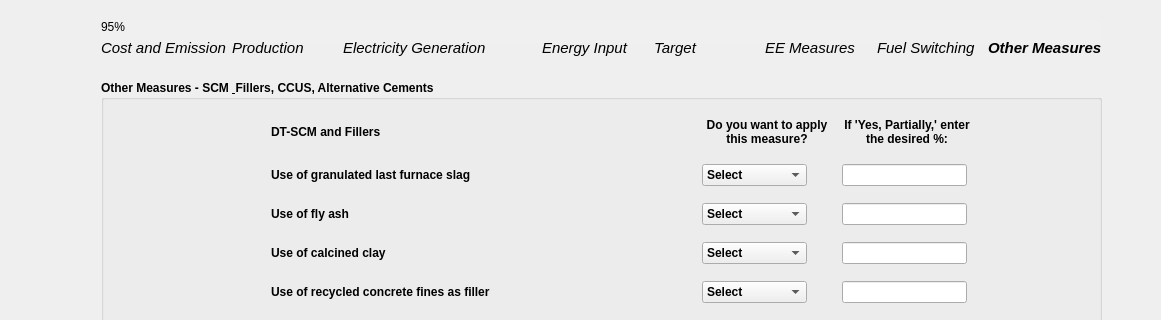
This is 00_BEST_windows/ui_files_latest/Page10_AllDTMeasures_qwidget.ui in WongCurtis95/lbnl_best_public as Qt 5 draws it before an edit; both pictures show x 99 to 1260 and y 0 to 320 of the 1260 by 700 pixel window. The edited form follows.
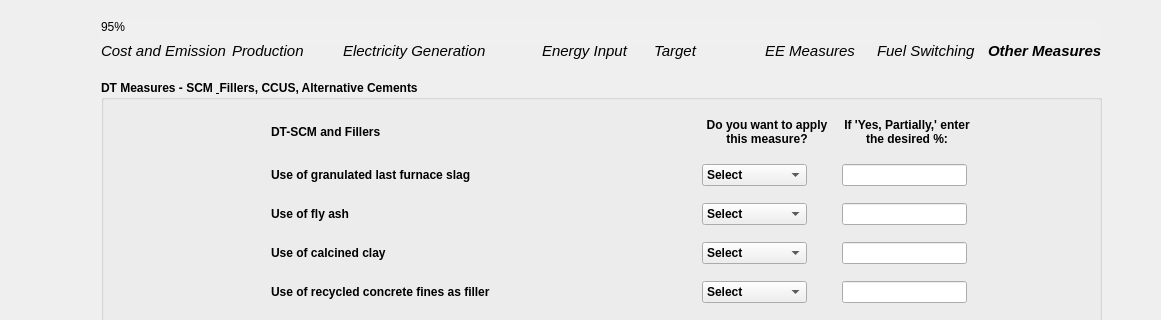
This is the edited form. Icons and pictures are not drawn.

Patch:
```diff
--- a/00_BEST_windows/ui_files_latest/Page10_AllDTMeasures_qwidget.ui
+++ b/00_BEST_windows/ui_files_latest/Page10_AllDTMeasures_qwidget.ui
@@ -125,7 +125,7 @@
 myLineEdit-&gt;setFixedSize(200, 30)</string>
    </property>
    <property name="title">
-    <string>Other Measures - SCM &amp; Fillers, CCUS, Alternative Cements</string>
+    <string>DT Measures - SCM &amp; Fillers, CCUS, Alternative Cements</string>
    </property>
    <widget class="QWidget" name="layoutWidget">
     <property name="geometry">
@@ -766,7 +766,7 @@
      <x>200</x>
      <y>40</y>
      <width>1001</width>
-     <height>16</height>
+     <height>22</height>
     </rect>
    </property>
    <layout class="QGridLayout" name="gridLayout_12">
```
